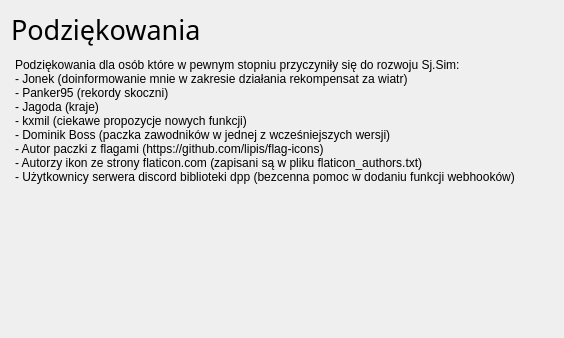
Before: the Qt Designer form source/UI/ThanksWindow.ui in KonradKrol/sj-sim, drawn with Qt 5; both pictures show x 0 to 564 and y 0 to 338 of the 564 by 533 pixel window.
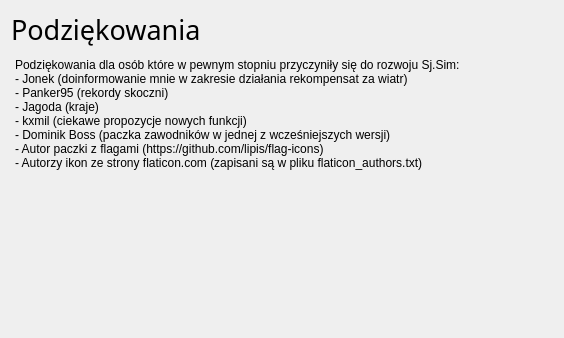
After: the same form once the commit is applied.

Commit message: Refine live timing season overview calendar states and remove webhook UI

Patch:
```diff
--- a/source/UI/ThanksWindow.ui
+++ b/source/UI/ThanksWindow.ui
@@ -51,7 +51,7 @@
 &lt;p style=&quot; margin-top:0px; margin-bottom:0px; margin-left:0px; margin-right:0px; -qt-block-indent:0; text-indent:0px;&quot;&gt;- Dominik Boss (paczka zawodników w jednej z wcześniejszych wersji)&lt;/p&gt;
 &lt;p style=&quot; margin-top:0px; margin-bottom:0px; margin-left:0px; margin-right:0px; -qt-block-indent:0; text-indent:0px;&quot;&gt;- Autor paczki z flagami (https://github.com/lipis/flag-icons)&lt;/p&gt;
 &lt;p style=&quot; margin-top:0px; margin-bottom:0px; margin-left:0px; margin-right:0px; -qt-block-indent:0; text-indent:0px;&quot;&gt;- Autorzy ikon ze strony flaticon.com (zapisani są w pliku flaticon_authors.txt)&lt;/p&gt;
-&lt;p style=&quot; margin-top:0px; margin-bottom:0px; margin-left:0px; margin-right:0px; -qt-block-indent:0; text-indent:0px;&quot;&gt;- Użytkownicy serwera discord biblioteki dpp (bezcenna pomoc w dodaniu funkcji webhooków)&lt;/p&gt;&lt;/body&gt;&lt;/html&gt;</string>
+&lt;/body&gt;&lt;/html&gt;</string>
      </property>
     </widget>
    </item>
```
The commit also changes 21 other files.
